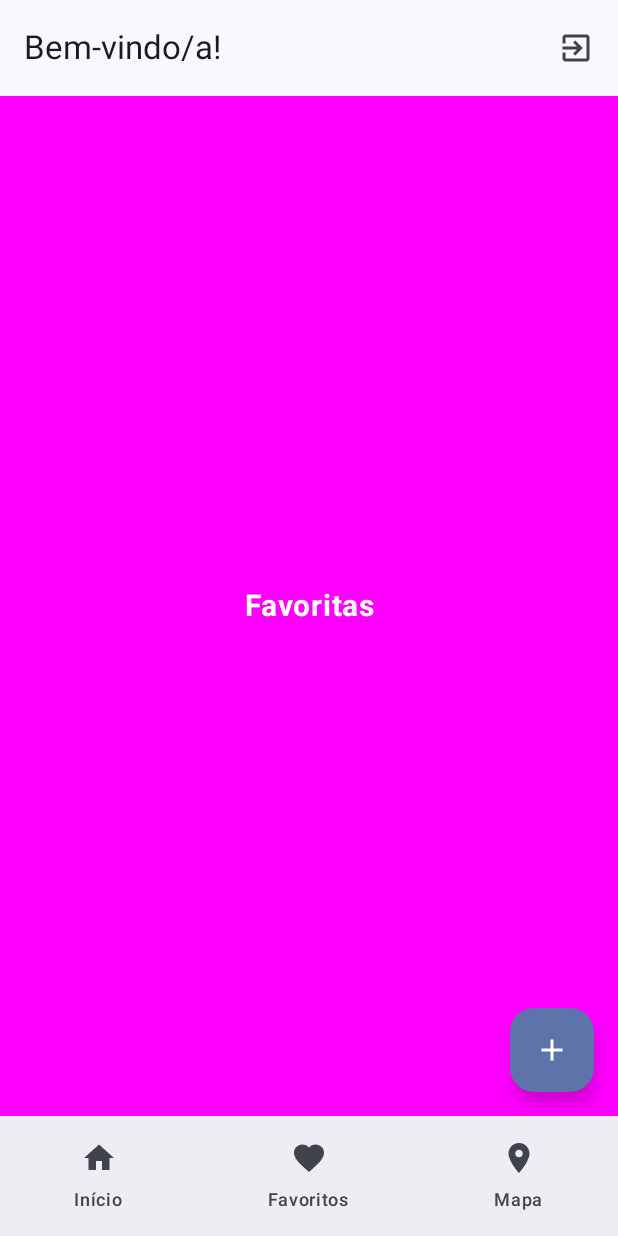
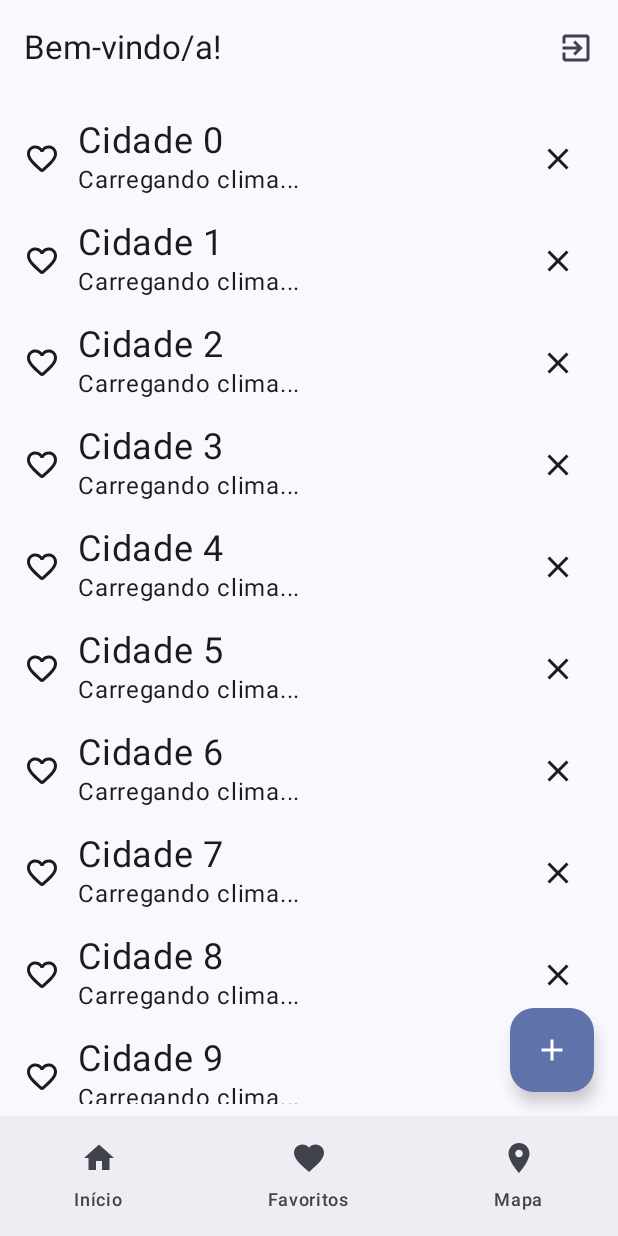
Before and after one commit to izab3lle/weather-app, an Android app built with Jetpack Compose: the MainActivity screen opened directly, with no data from a screen before it, item 2 of the bottom bar chosen, on a phone screen of 412 x 824 dp. Run offline under Robolectric (Android 15) with nearby library versions, the phone set to English and light mode, and no system bars.

Commit message:
Pratica 3 - Parte 1

```diff
--- a/app/src/main/java/com/example/weatherapp/MainActivity.kt
+++ b/app/src/main/java/com/example/weatherapp/MainActivity.kt
@@ -5,8 +5,6 @@ import androidx.activity.ComponentActivity
 import androidx.activity.compose.setContent
 import androidx.activity.enableEdgeToEdge
 import androidx.compose.foundation.layout.Box
-import androidx.compose.foundation.layout.Column
-import androidx.compose.foundation.layout.fillMaxSize
 import androidx.compose.foundation.layout.padding
 import androidx.compose.material.icons.Icons
 import androidx.compose.material.icons.automirrored.filled.ExitToApp
@@ -23,7 +21,6 @@ import androidx.navigation.compose.rememberNavController
 import com.example.weatherapp.ui.nav.BottomNavBar
 import com.example.weatherapp.ui.nav.BottomNavItem
 import com.example.weatherapp.ui.nav.MainNavHost
-import com.example.weatherapp.ui.theme.pages.HomePage
 import com.example.weatherapp.ui.theme.WeatherAppTheme
 
 class MainActivity : ComponentActivity() {
--- /dev/null
+++ b/app/src/main/java/com/example/weatherapp/model/City.kt
@@ -0,0 +1,7 @@
+package com.example.weatherapp.model
+
+data class City (
+    val name : String,
+    val weather: String? = null,
+    val location: String? = null
+)
--- a/app/src/main/java/com/example/weatherapp/ui/nav/MainNavHost.kt
+++ b/app/src/main/java/com/example/weatherapp/ui/nav/MainNavHost.kt
@@ -4,9 +4,9 @@ import androidx.compose.runtime.Composable
 import androidx.navigation.NavHostController
 import androidx.navigation.compose.NavHost
 import androidx.navigation.compose.composable
-import com.example.weatherapp.ui.theme.pages.HomePage
-import com.example.weatherapp.ui.theme.pages.ListPage
-import com.example.weatherapp.ui.theme.pages.MapPage
+import com.example.weatherapp.ui.pages.HomePage
+import com.example.weatherapp.ui.pages.ListPage
+import com.example.weatherapp.ui.pages.MapPage
 
 @Composable
 fun MainNavHost(navController: NavHostController) {
--- a/app/src/main/java/com/example/weatherapp/ui/theme/pages/MapPage.kt
+++ b/app/src/main/java/com/example/weatherapp/ui/pages/HomePage.kt
@@ -1,4 +1,4 @@
-package com.example.weatherapp.ui.theme.pages
+package com.example.weatherapp.ui.pages
 
 import androidx.compose.foundation.background
 import androidx.compose.foundation.layout.Column
@@ -15,14 +15,14 @@ import androidx.compose.ui.text.style.TextAlign
 import androidx.compose.ui.unit.sp
 
 @Composable
-fun MapPage(modifier: Modifier = Modifier.Companion) {
+fun HomePage(modifier: Modifier = Modifier.Companion) {
     Column(
         modifier = modifier.fillMaxSize()
-            .background(Color.Gray)
+            .background(Color.Blue)
             .wrapContentSize(Alignment.Center)
     ) {
         Text(
-            text = "Mapa",
+            text = "Home",
             fontWeight = FontWeight.Bold,
             color = Color.White,
             modifier = modifier.align(CenterHorizontally),
--- /dev/null
+++ b/app/src/main/java/com/example/weatherapp/ui/pages/ListPage.kt
@@ -0,0 +1,95 @@
+package com.example.weatherapp.ui.pages
+
+import android.app.Activity
+import android.content.Intent
+import android.content.Intent.FLAG_ACTIVITY_SINGLE_TOP
+import android.widget.Toast
+import androidx.activity.compose.LocalActivity
+import androidx.compose.foundation.clickable
+import androidx.compose.foundation.layout.Column
+import androidx.compose.foundation.layout.Row
+import androidx.compose.foundation.layout.Spacer
+import androidx.compose.foundation.layout.fillMaxSize
+import androidx.compose.foundation.layout.fillMaxWidth
+import androidx.compose.foundation.layout.padding
+import androidx.compose.foundation.layout.size
+import androidx.compose.foundation.lazy.LazyColumn
+import androidx.compose.foundation.lazy.items
+import androidx.compose.material.icons.Icons
+import androidx.compose.material.icons.filled.Close
+import androidx.compose.material.icons.rounded.FavoriteBorder
+import androidx.compose.material3.Icon
+import androidx.compose.material3.IconButton
+import androidx.compose.material3.Text
+import androidx.compose.runtime.Composable
+import androidx.compose.runtime.remember
+import androidx.compose.runtime.toMutableStateList
+import androidx.compose.ui.Alignment
+import androidx.compose.ui.Modifier
+import androidx.compose.ui.unit.dp
+import androidx.compose.ui.unit.sp
+import com.example.weatherapp.MainActivity
+import com.example.weatherapp.model.City
+
+@Composable
+fun ListPage(modifier: Modifier = Modifier.Companion) {
+    val cityList = remember { getCities().toMutableStateList() }
+    val activity = LocalActivity.current as Activity // Para os Toasts
+
+    LazyColumn(
+        modifier = modifier
+            .fillMaxSize()
+            .padding(8.dp)
+    ) {
+        items(cityList, key = { it.name }) { city ->
+            CityItem(city = city,onClose = {
+                Toast.makeText(activity, "Item removido", Toast.LENGTH_LONG).show()
+                activity.startActivity(
+                    Intent(activity, MainActivity::class.java).setFlags(
+                        FLAG_ACTIVITY_SINGLE_TOP
+                    )
+                )
+            }, onClick = {
+                Toast.makeText(activity, "Item selecionado", Toast.LENGTH_LONG).show()
+                activity.startActivity(
+                    Intent(activity, MainActivity::class.java).setFlags(
+                        FLAG_ACTIVITY_SINGLE_TOP
+                    )
+                )
+            })
+        }
+    }
+}
+
+@Composable
+fun CityItem(
+    city: City,
+    onClick: () -> Unit,
+    onClose: () -> Unit,
+    modifier: Modifier = Modifier
+) {
+    Row(
+        modifier = modifier.fillMaxWidth().padding(8.dp).clickable { onClick() },
+        verticalAlignment = Alignment.CenterVertically
+    ) {
+        Icon(
+            Icons.Rounded.FavoriteBorder,
+            contentDescription = "" )
+        Spacer(modifier = Modifier.size(12.dp))
+        Column(modifier = modifier.weight(1f)) {
+            Text(modifier = Modifier,
+                text = city.name,
+                fontSize = 24.sp)
+            Text(modifier = Modifier,
+                text = city.weather?:"Carregando clima...",
+                fontSize = 16.sp)
+        }
+        IconButton(onClick = onClose) {
+            Icon(Icons.Filled.Close, contentDescription = "Close")
+        }
+    }
+}
+
+private fun getCities() = List(20) { i ->
+    City(name = "Cidade $i", weather = "Carregando clima...")
+}
--- a/app/src/main/java/com/example/weatherapp/ui/theme/pages/HomePage.kt
+++ b/app/src/main/java/com/example/weatherapp/ui/pages/MapPage.kt
@@ -1,4 +1,4 @@
-package com.example.weatherapp.ui.theme.pages
+package com.example.weatherapp.ui.pages
 
 import androidx.compose.foundation.background
 import androidx.compose.foundation.layout.Column
@@ -15,14 +15,14 @@ import androidx.compose.ui.text.style.TextAlign
 import androidx.compose.ui.unit.sp
 
 @Composable
-fun HomePage(modifier: Modifier = Modifier.Companion) {
+fun MapPage(modifier: Modifier = Modifier.Companion) {
     Column(
         modifier = modifier.fillMaxSize()
-            .background(Color.Blue)
+            .background(Color.Gray)
             .wrapContentSize(Alignment.Center)
     ) {
         Text(
-            text = "Home",
+            text = "Mapa",
             fontWeight = FontWeight.Bold,
             color = Color.White,
             modifier = modifier.align(CenterHorizontally),
--- a/app/src/main/java/com/example/weatherapp/ui/theme/pages/ListPage.kt
+++ /dev/null
@@ -1,33 +0,0 @@
-package com.example.weatherapp.ui.theme.pages
-
-import androidx.compose.foundation.background
-import androidx.compose.foundation.layout.Column
-import androidx.compose.foundation.layout.fillMaxSize
-import androidx.compose.foundation.layout.wrapContentSize
-import androidx.compose.material3.Text
-import androidx.compose.runtime.Composable
-import androidx.compose.ui.Alignment
-import androidx.compose.ui.Alignment.Companion.CenterHorizontally
-import androidx.compose.ui.Modifier
-import androidx.compose.ui.graphics.Color
-import androidx.compose.ui.text.font.FontWeight
-import androidx.compose.ui.text.style.TextAlign
-import androidx.compose.ui.unit.sp
-
-@Composable
-fun ListPage(modifier: Modifier = Modifier.Companion) {
-    Column(
-        modifier = modifier.fillMaxSize()
-            .background(Color.Magenta)
-            .wrapContentSize(Alignment.Center)
-    ) {
-        Text(
-            text = "Favoritas",
-            fontWeight = FontWeight.Bold,
-            color = Color.White,
-            modifier = modifier.align(CenterHorizontally),
-            textAlign = TextAlign.Center,
-            fontSize = 20.sp
-        )
-    }
-}
```
